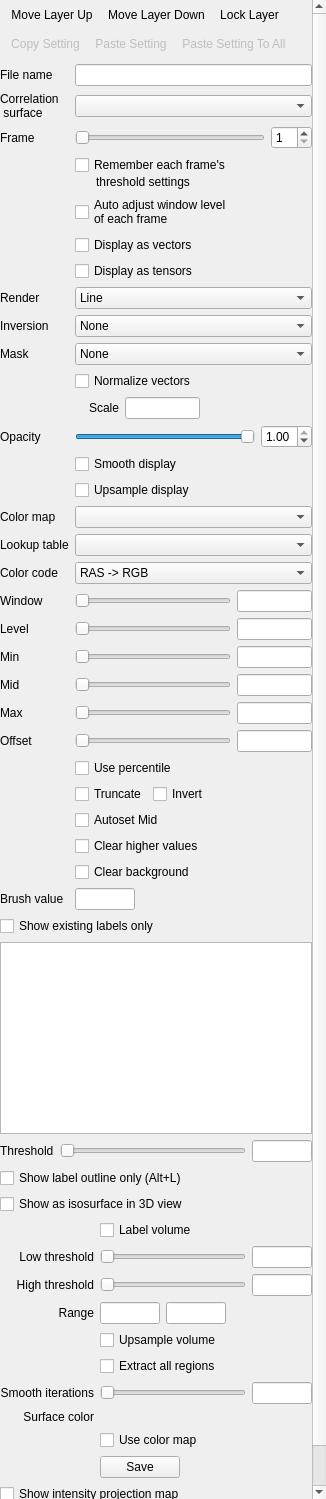
Above: freeview/PanelVolume.ui from freesurfer/freesurfer before the change. Below: the same form after it.
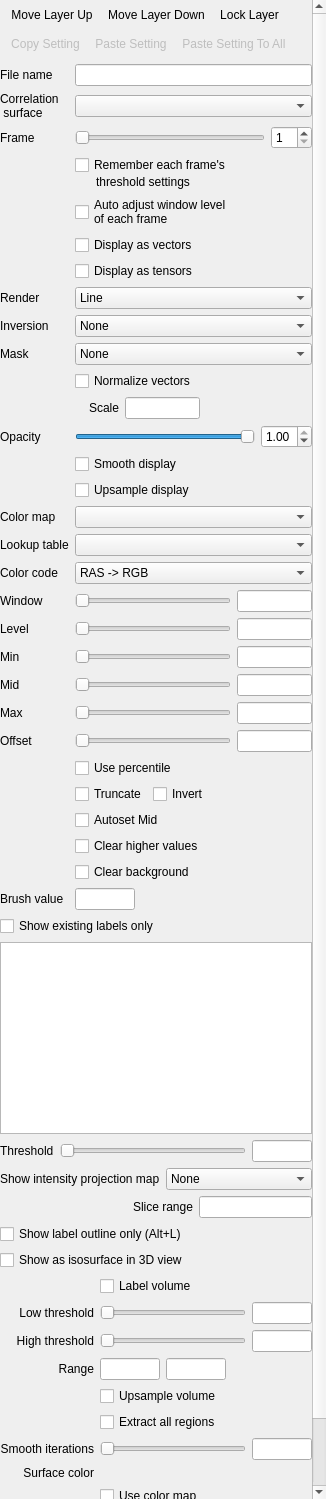
That is the form after the change. Icons and pictures are not drawn. Custom widgets are drawn as their Qt base class.

Diff of the .ui file:
```diff
--- a/freeview/PanelVolume.ui
+++ b/freeview/PanelVolume.ui
@@ -26,9 +26,9 @@
    <property name="geometry">
     <rect>
      <x>0</x>
-     <y>0</y>
-     <width>311</width>
-     <height>1702</height>
+     <y>-317</y>
+     <width>308</width>
+     <height>1816</height>
     </rect>
    </property>
    <layout class="QVBoxLayout" name="verticalLayout">
@@ -876,6 +876,113 @@
       </item>
      </layout>
     </item>
+    <item>
+     <widget class="QWidget" name="widgetProjectionMapType" native="true">
+      <property name="minimumSize">
+       <size>
+        <width>100</width>
+        <height>0</height>
+       </size>
+      </property>
+      <layout class="QHBoxLayout" name="horizontalLayout_18">
+       <property name="leftMargin">
+        <number>0</number>
+       </property>
+       <property name="topMargin">
+        <number>0</number>
+       </property>
+       <property name="rightMargin">
+        <number>0</number>
+       </property>
+       <property name="bottomMargin">
+        <number>0</number>
+       </property>
+       <item>
+        <widget class="QLabel" name="label_2">
+         <property name="text">
+          <string>Show intensity projection map</string>
+         </property>
+        </widget>
+       </item>
+       <item>
+        <widget class="QComboBox" name="comboBoxProjectionMapType">
+         <item>
+          <property name="text">
+           <string>None</string>
+          </property>
+         </item>
+         <item>
+          <property name="text">
+           <string>Maximum</string>
+          </property>
+         </item>
+         <item>
+          <property name="text">
+           <string>Average</string>
+          </property>
+         </item>
+        </widget>
+       </item>
+      </layout>
+     </widget>
+    </item>
+    <item>
+     <widget class="QWidget" name="widgetProjectionMapSettings" native="true">
+      <property name="minimumSize">
+       <size>
+        <width>100</width>
+        <height>0</height>
+       </size>
+      </property>
+      <layout class="QHBoxLayout" name="horizontalLayout_5">
+       <property name="leftMargin">
+        <number>20</number>
+       </property>
+       <property name="topMargin">
+        <number>0</number>
+       </property>
+       <property name="rightMargin">
+        <number>0</number>
+       </property>
+       <property name="bottomMargin">
+        <number>0</number>
+       </property>
+       <item>
+        <spacer name="horizontalSpacer_7">
+         <property name="orientation">
+          <enum>Qt::Horizontal</enum>
+         </property>
+         <property name="sizeType">
+          <enum>QSizePolicy::MinimumExpanding</enum>
+         </property>
+         <property name="sizeHint" stdset="0">
+          <size>
+           <width>5</width>
+           <height>5</height>
+          </size>
+         </property>
+        </spacer>
+       </item>
+       <item>
+        <widget class="QLabel" name="label">
+         <property name="text">
+          <string>Slice range</string>
+         </property>
+        </widget>
+       </item>
+       <item>
+        <widget class="QLineEdit" name="lineEditProjectionMapRange">
+         <property name="maximumSize">
+          <size>
+           <width>166666</width>
+           <height>16777215</height>
+          </size>
+         </property>
+        </widget>
+       </item>
+      </layout>
+     </widget>
+    </item>
     <item>
      <widget class="QCheckBox" name="checkBoxShowOutline">
       <property name="text">
@@ -1144,13 +1251,6 @@
       </item>
      </layout>
     </item>
-    <item>
-     <widget class="QCheckBox" name="checkBoxProjectionMap">
-      <property name="text">
-       <string>Show intensity projection map</string>
-      </property>
-     </widget>
-    </item>
     <item>
      <widget class="QCheckBox" name="checkBoxShowInfo">
       <property name="text">
```
Left out of the diff: 242 changed lines with no effect on the pictures.
